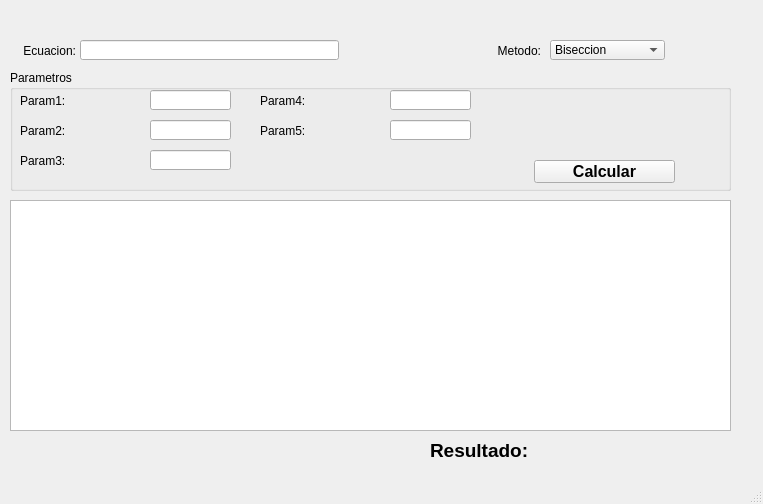
Before: the Qt Designer form ProyectoMetodosNumericos/mwindow.ui in jimmybanegas/ProyectoMetodosNumericos, drawn with Qt 5.
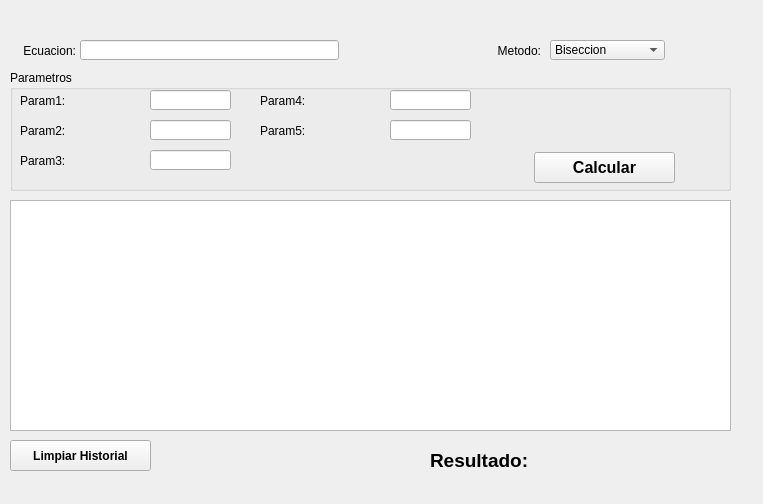
After: the same form once the commit is applied.

```diff
--- a/ProyectoMetodosNumericos/mwindow.ui
+++ b/ProyectoMetodosNumericos/mwindow.ui
@@ -227,9 +227,9 @@
      <property name="geometry">
       <rect>
        <x>524</x>
-       <y>90</y>
+       <y>82</y>
        <width>141</width>
-       <height>23</height>
+       <height>31</height>
       </rect>
      </property>
      <property name="font">
@@ -258,7 +258,7 @@
     <property name="geometry">
      <rect>
       <x>545</x>
-      <y>440</y>
+      <y>450</y>
       <width>181</width>
       <height>21</height>
      </rect>
@@ -278,7 +278,7 @@
     <property name="geometry">
      <rect>
       <x>430</x>
-      <y>440</y>
+      <y>450</y>
       <width>101</width>
       <height>21</height>
      </rect>
@@ -294,6 +294,26 @@
      <string>Resultado:</string>
     </property>
    </widget>
+   <widget class="QPushButton" name="pbCalculate_2">
+    <property name="geometry">
+     <rect>
+      <x>10</x>
+      <y>440</y>
+      <width>141</width>
+      <height>31</height>
+     </rect>
+    </property>
+    <property name="font">
+     <font>
+      <pointsize>9</pointsize>
+      <weight>75</weight>
+      <bold>true</bold>
+     </font>
+    </property>
+    <property name="text">
+     <string>Limpiar Historial</string>
+    </property>
+   </widget>
   </widget>
   <widget class="QMenuBar" name="menubar">
    <property name="geometry">
@@ -305,7 +325,6 @@
     </rect>
    </property>
   </widget>
-  <widget class="QStatusBar" name="statusbar"/>
  </widget>
  <tabstops>
   <tabstop>leEquation</tabstop>
```
